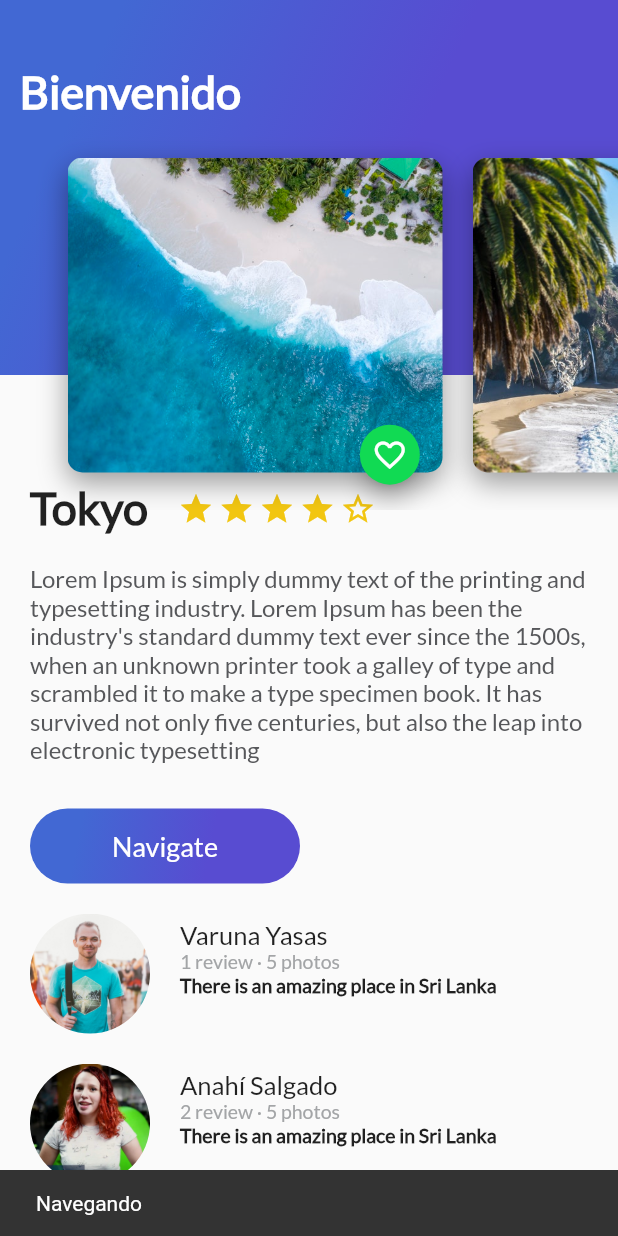
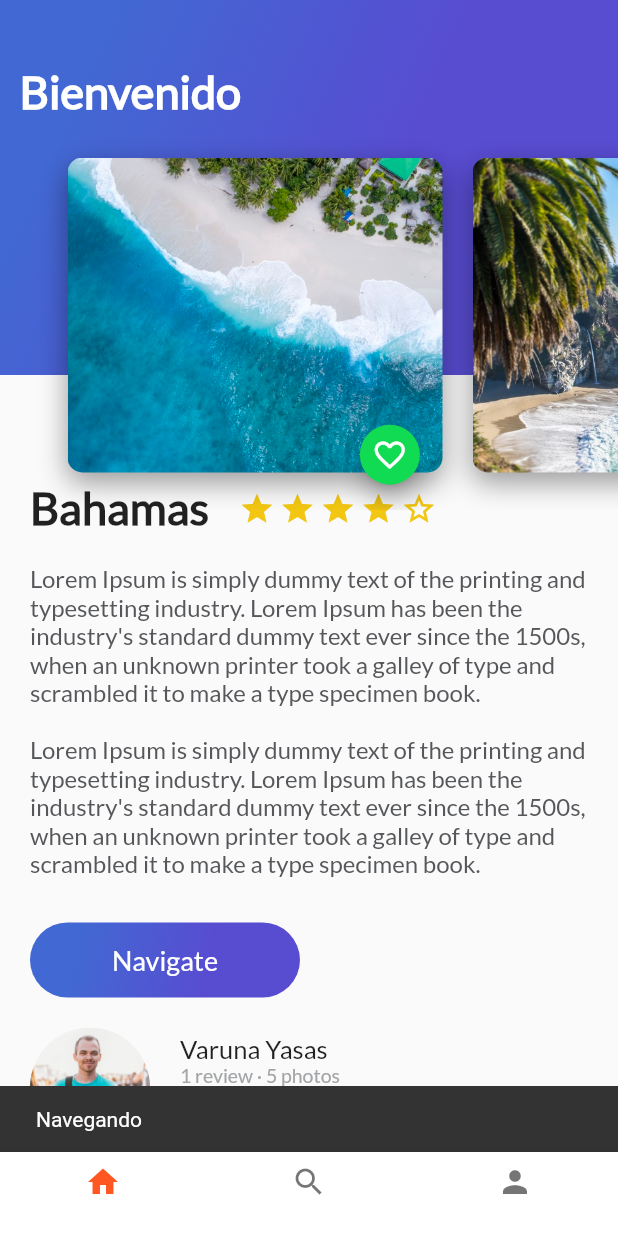
Before and after one commit to KatherinAguilera/flutterApp, a Flutter app: the screen it shows after launch, after a tap on "Navigate", on a phone screen of 412 x 824 dp. Run offline on Flutter 3.47's test engine with Material 2 defaults, Android fonts, the phone set to English and light mode, and no system bars.

Commit message:
Generando Navegacion en BottomNavigatorBar

```diff
--- a/lib/main.dart
+++ b/lib/main.dart
@@ -1,15 +1,12 @@
 import 'package:flutter/material.dart';
-import 'description_place.dart';
-import 'review_list.dart';
-import 'gradient_back.dart';
-import 'header_appbar.dart';
+import 'platzi_trips.dart';
 // import 'package:flutter/services.dart';
 
 void main() => runApp(MyApp());
 
 class MyApp extends StatelessWidget {
   // This widget is the root of your application.
-  String descriptionDummy= "Lorem Ipsum is simply dummy text of the printing and typesetting industry. Lorem Ipsum has been the industry's standard dummy text ever since the 1500s, when an unknown printer took a galley of type and scrambled it to make a type specimen book. It has survived not only five centuries, but also the leap into electronic typesetting";
+  // String descriptionDummy= "Lorem Ipsum is simply dummy text of the printing and typesetting industry. Lorem Ipsum has been the industry's standard dummy text ever since the 1500s, when an unknown printer took a galley of type and scrambled it to make a type specimen book. It has survived not only five centuries, but also the leap into electronic typesetting";
   @override
   Widget build(BuildContext context) {
     //  SystemChrome.setEnabledSystemUIOverlays([]);
@@ -19,37 +16,13 @@ class MyApp extends StatelessWidget {
       theme: ThemeData(
         primarySwatch: Colors.deepOrange,
       ),
-    home: Scaffold(
-        //body: new DescriptionPlace("Bahamas", 4, descriptionDummy),
-        body: Stack(
-          children: <Widget>[
-            ListView(
-              children: <Widget>[
-                DescriptionPlace("Tokyo", 4, descriptionDummy),
-                ReviewList()
-
-              ],
-            ),
-            HeaderAppBar()
-          ],
-        ),
-      )//MyHomePage(title: 'Flutter Demo Home Page'),
+    home: PlatziTrips()
     );
   }
 }
 
-
 class MyHomePage extends StatefulWidget {
   MyHomePage({Key key, this.title}) : super(key: key);
-
-  // This widget is the home page of your application. It is stateful, meaning
-  // that it has a State object (defined below) that contains fields that affect
-  // how it looks.
-
-  // This class is the configuration for the state. It holds the values (in this
-  // case the title) provided by the parent (in this case the App widget) and
-  // used by the build method of the State. Fields in a Widget subclass are
-  // always marked "final".
 
   final String title;
 
--- a/lib/platzi_trips.dart
+++ b/lib/platzi_trips.dart
@@ -1,25 +1,48 @@
 import 'package:flutter/material.dart';
+import 'home_trips.dart';
+import 'search_trips.dart';
+import 'profile_trips.dart';
 
 class PlatziTrips extends StatefulWidget {
   @override
   State<StatefulWidget> createState() {
     // TODO: implement createState
-    return null;
+    return _PlatziTrips();
   }
 
 }
 
 class _PlatziTrips extends State<PlatziTrips> {
+  // Lista de elemento que permite mostrar de acuerdo al tap seleccionado
+  int indexTap = 0;
+  final List<Widget> widgetsChildren = [
+    HomeTrips(),
+    SearchTrips(),
+    ProfileTrips()
+  ];
+// Declarando estado para el tap (menu)
+  void onTapTapped(int index){
+    // controlar el estado del widget
+    setState(() {
+      indexTap = index;
+    });
+  }
+
   @override
   Widget build(BuildContext context) {
     // TODO: implement build
+    // Colocar el contenido de los taps
     return  Scaffold(
+      body: widgetsChildren[indexTap],
       bottomNavigationBar: Theme(
         data: Theme.of(context).copyWith(
           canvasColor: Colors.white,
           primaryColor: Colors.purple
         ),
         child: BottomNavigationBar(
+          onTap: onTapTapped,
+          // indice que permite pasar lo que selecciono en el tap
+          currentIndex: indexTap,
             items: [
               BottomNavigationBarItem(
                 icon: Icon(Icons.home),
```
Also changed, not shown: lib/profile_trips.dart (added, +12 -0 lines), lib/search_trips.dart (added, +12 -0 lines).
